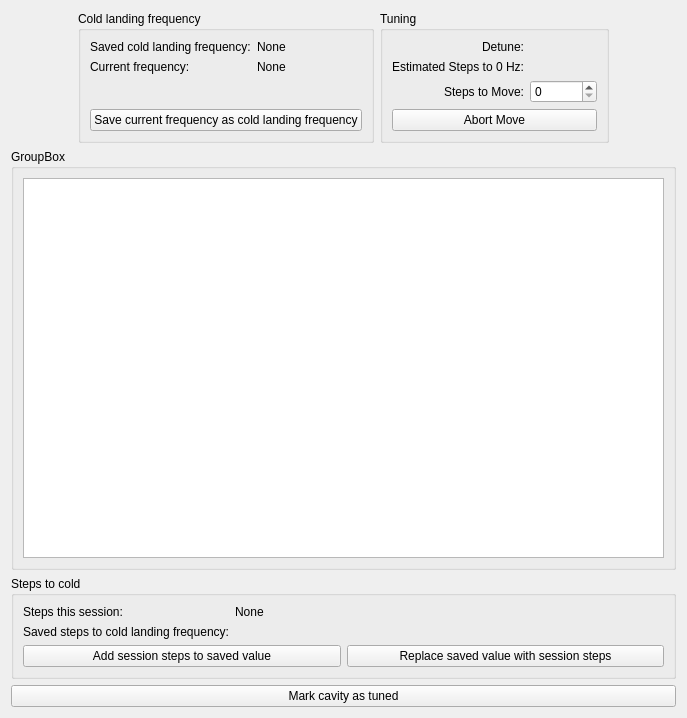
Above: cavity_commissioning/gui/tuning.ui from slaclab/rf_commissioning before the change. Below: the same form after it.
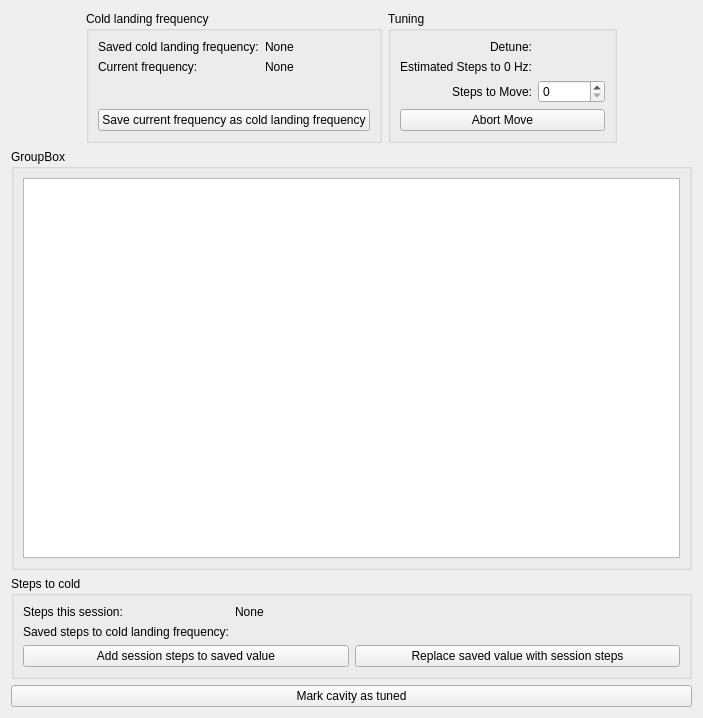
That is the form after the change. Custom widgets are drawn as their Qt base class.

Commit message: added tooltips to ui buttons

Patch:
```diff
--- a/cavity_commissioning/gui/tuning.ui
+++ b/cavity_commissioning/gui/tuning.ui
@@ -6,7 +6,7 @@
    <rect>
     <x>0</x>
     <y>0</y>
-    <width>687</width>
+    <width>703</width>
     <height>718</height>
    </rect>
   </property>
@@ -169,7 +169,7 @@
      <property name="title">
       <string>GroupBox</string>
      </property>
-     <layout class="QHBoxLayout" name="horizontalLayout">
+     <layout class="QVBoxLayout" name="verticalLayout">
       <item>
        <widget class="PyDMTimePlot" name="tuning_plot">
         <property name="toolTip">
```
Left out of the diff: 124 changed lines with no effect on the pictures. The commit also changes 2 other files.
